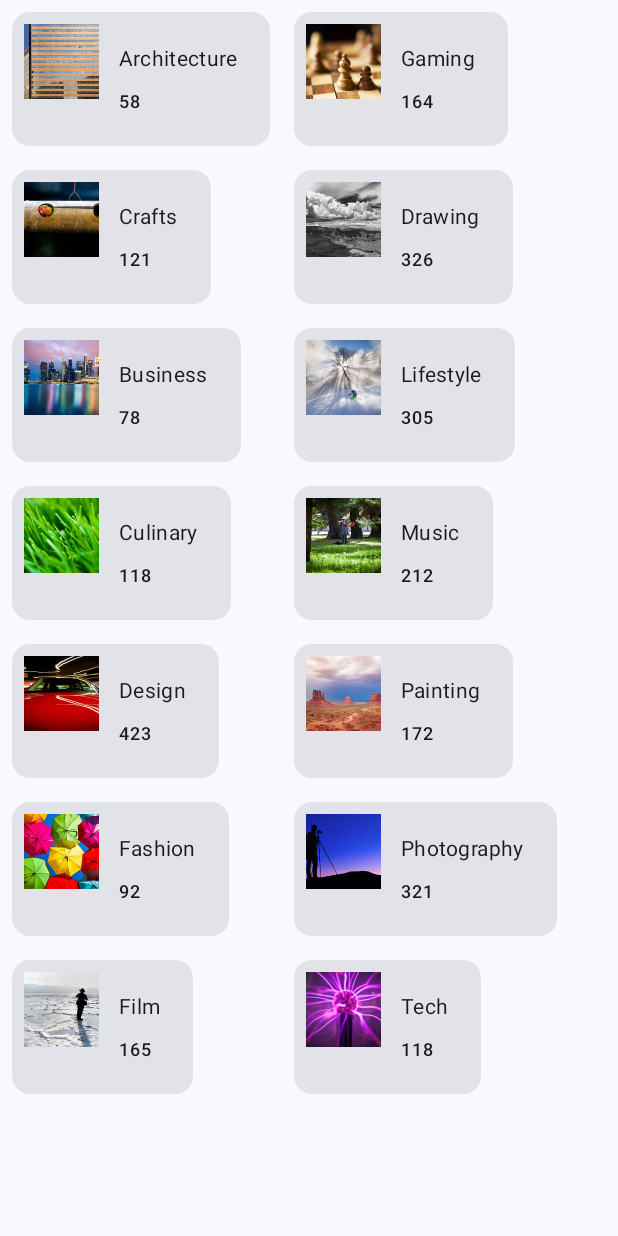
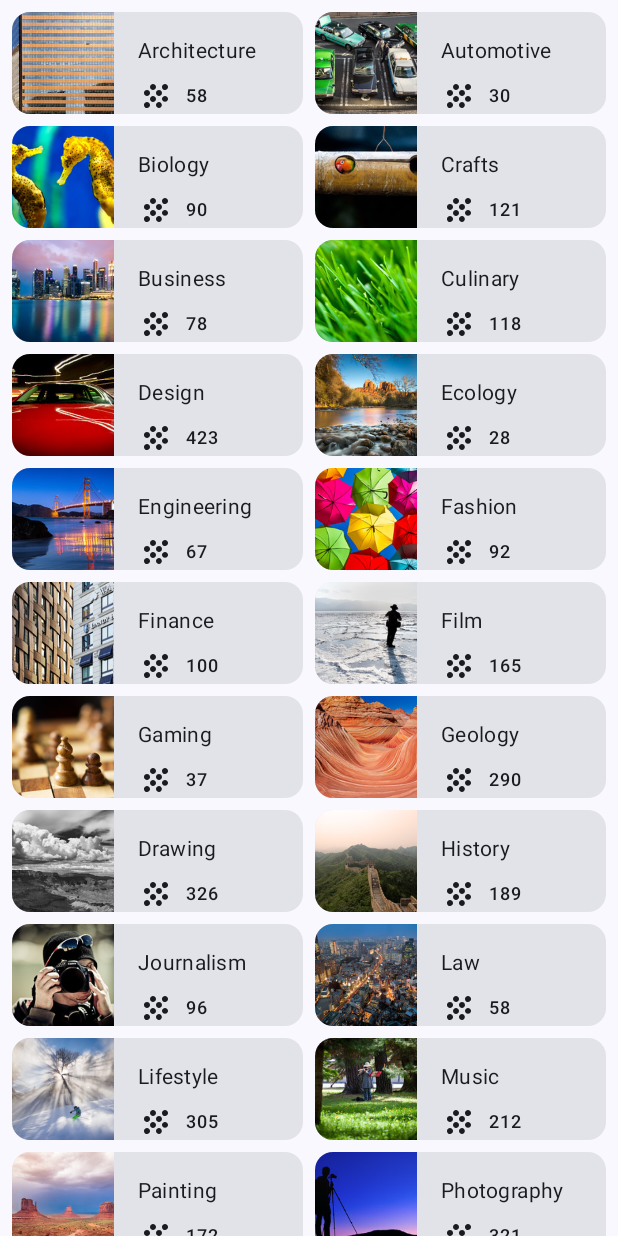
Before and after one commit to AntonVzdor/PracticalWork, an Android app built with Jetpack Compose: the screen it shows after launch (MainActivity), on a phone screen of 412 x 824 dp. Run offline under Robolectric (Android 15) with nearby library versions, the phone set to English and light mode, and no system bars.

Commit message:
седьмая практическая готова с подглядыванием

```diff
--- a/app/src/main/java/com/example/practicalwork/MainActivity.kt
+++ b/app/src/main/java/com/example/practicalwork/MainActivity.kt
@@ -5,27 +5,32 @@ import androidx.activity.ComponentActivity
 import androidx.activity.compose.setContent
 import androidx.activity.enableEdgeToEdge
 import androidx.compose.foundation.Image
+import androidx.compose.foundation.layout.Arrangement
 import androidx.compose.foundation.layout.Box
 import androidx.compose.foundation.layout.Column
 import androidx.compose.foundation.layout.Row
-import androidx.compose.foundation.layout.fillMaxHeight
+import androidx.compose.foundation.layout.aspectRatio
 import androidx.compose.foundation.layout.fillMaxSize
-import androidx.compose.foundation.layout.height
 import androidx.compose.foundation.layout.padding
-import androidx.compose.foundation.lazy.LazyColumn
-import androidx.compose.foundation.lazy.items
+import androidx.compose.foundation.layout.size
+import androidx.compose.foundation.lazy.grid.GridCells
+import androidx.compose.foundation.lazy.grid.LazyVerticalGrid
+import androidx.compose.foundation.lazy.grid.items
 import androidx.compose.material3.Card
+import androidx.compose.material3.Icon
 import androidx.compose.material3.MaterialTheme
 import androidx.compose.material3.Surface
 import androidx.compose.material3.Text
 import androidx.compose.runtime.Composable
+import androidx.compose.ui.Alignment
 import androidx.compose.ui.Modifier
-import androidx.compose.ui.platform.LocalContext
+import androidx.compose.ui.layout.ContentScale
+import androidx.compose.ui.res.dimensionResource
 import androidx.compose.ui.res.painterResource
+import androidx.compose.ui.res.stringResource
 import androidx.compose.ui.tooling.preview.Preview
 import androidx.compose.ui.unit.dp
-import com.example.practicalwork.data.DataSourseTwo
-import com.example.practicalwork.data.DatasourceOne
+import com.example.practicalwork.data.DataSource
 import com.example.practicalwork.model.Courses
 import com.example.practicalwork.ui.theme.PracticalWorkTheme
 
@@ -38,7 +43,11 @@ class MainActivity : ComponentActivity() {
                 Surface(
                     modifier = Modifier.fillMaxSize(),
                     color = MaterialTheme.colorScheme.background){
-                    CoursesApp()
+                    CoursesApp(modifier = Modifier.padding(
+                        start = dimensionResource(R.dimen.padding_small),
+                        top = dimensionResource(R.dimen.padding_small),
+                        end = dimensionResource(R.dimen.padding_small),
+                    ))
                 }
             }
         }
@@ -46,106 +55,70 @@ class MainActivity : ComponentActivity() {
 }
 
 @Composable
-fun CoursesApp() {
-    Row {
-        CoursesList(
-            coursesList = DatasourceOne().loadCourses(),
-        )
-        CoursesListTwo(
-            coursesList = DataSourseTwo().loadCourses(),
-        )
-    }
-}
-
-@Composable
-fun CoursesList(coursesList: List<Courses>, modifier: Modifier = Modifier) {
-    LazyColumn(modifier = modifier) {
-        items(coursesList) { courses ->
-                CoursesCardOne(
-                    courses = courses,
-                    modifier = Modifier.padding(8.dp)
-                )
+fun CoursesApp(modifier: Modifier = Modifier) {
+    LazyVerticalGrid(
+        columns = GridCells.Fixed(2),
+        verticalArrangement = Arrangement.spacedBy(dimensionResource(R.dimen.padding_small)),
+        horizontalArrangement = Arrangement.spacedBy(dimensionResource(R.dimen.padding_small)),
+        modifier = modifier
+    ) {
+        items(DataSource.course) { courses ->
+            CoursesCard(courses)
         }
     }
 }
 
 @Composable
-fun CoursesListTwo(coursesList: List<Courses>, modifier: Modifier = Modifier) {
-    LazyColumn(modifier = modifier) {
-        items(coursesList) { courses ->
-                CoursesCardTwo(
-                    courses = courses,
-                    modifier = Modifier.padding(8.dp)
-                )
-        }
-    }
-}
-
-@Composable
-fun CoursesCardOne(
-    courses: Courses, modifier: Modifier = Modifier
-) {
-    Card(modifier = modifier) {
-        Row(modifier = modifier) {
+fun CoursesCard(courses: Courses, modifier: Modifier = Modifier) {
+    Card {
+        Row {
                 Box {
                     Image(
                         painter = painterResource(id = courses.imageResourceId),
                         contentDescription = null,
+                        modifier = modifier
+                            .size(width = 68.dp, height = 68.dp)
+                            .aspectRatio(1f),
+                        contentScale = ContentScale.Crop
+                    )
+                }
+                Column {
+                    Text(
+                        text = stringResource(id = courses.stringResourceId),
+                        style = MaterialTheme.typography.bodyMedium,
+                        modifier = Modifier.padding(
+                            start = dimensionResource(R.dimen.padding_medium),
+                            top = dimensionResource(R.dimen.padding_medium),
+                            end = dimensionResource(R.dimen.padding_medium),
+                            bottom = dimensionResource(R.dimen.padding_small)
+                        )
+                    )
+                    Row(verticalAlignment = Alignment.CenterVertically) {
+                        Icon(
+                            painter = painterResource(R.drawable.ic_grain),
+                            contentDescription = null,
                             modifier = Modifier
-                    .fillMaxHeight()
-                    .height(50.dp)
-            )}
-            Column(modifier = modifier) {
-                Text(
-                    text = LocalContext.current.getString(courses.stringResourceId),
-                    modifier = Modifier.padding(5.dp),
-                    style = MaterialTheme.typography.bodyMedium
+                                .padding(start = dimensionResource(R.dimen.padding_medium))
                         )
                         Text(
                             text = courses.numberResourceId.toString(),
-                    modifier = Modifier.padding(5.dp),
-                    style = MaterialTheme.typography.labelMedium
+                            style = MaterialTheme.typography.labelMedium,
+                            modifier = Modifier.padding(start = dimensionResource(R.dimen.padding_small))
                         )
                     }
                 }
             }
         }
-
-@Composable
-fun CoursesCardTwo(
-    courses: Courses, modifier: Modifier = Modifier
-) {
-    Card(modifier = modifier) {
-        Row(modifier = modifier) {
-            Box {
-            Image(
-                painter = painterResource(id = courses.imageResourceId),
-                contentDescription = null,
-                modifier = Modifier
-                    .fillMaxHeight()
-                    .height(50.dp)
-            )}
-                Column(modifier = modifier) {
-                    Text(
-                        text = LocalContext.current.getString(courses.stringResourceId),
-                        modifier = Modifier.padding(5.dp),
-                        style = MaterialTheme.typography.bodyMedium
-                    )
-                    Text(
-                        text = courses.numberResourceId.toString(),
-                        modifier = Modifier.padding(5.dp),
-                        style = MaterialTheme.typography.labelMedium
-                    )
     }
-        }
-    }
-}
-
 
 @Preview
 @Composable
 fun GreetingPreview() {
     PracticalWorkTheme {
-        CoursesApp()
+        CoursesApp(modifier = Modifier.padding(
+            start = dimensionResource(R.dimen.padding_small),
+            top = dimensionResource(R.dimen.padding_small),
+            end = dimensionResource(R.dimen.padding_small),
+        ))
     }
 }
--- a/app/src/main/java/com/example/practicalwork/data/DataSource.kt
+++ b/app/src/main/java/com/example/practicalwork/data/DataSource.kt
@@ -4,17 +4,31 @@ import com.example.practicalwork.R
 import com.example.practicalwork.model.Courses
 
 
-class DatasourceOne {
-    fun loadCourses(): List<Courses> {
-        return listOf<Courses>(
+object DataSource {
+        val course = listOf(
             Courses(R.string.architecture, 58, R.drawable.architecture),
+            Courses(R.string.automotive, 30, R.drawable.automotive),
+            Courses(R.string.biology, 90, R.drawable.biology),
             Courses(R.string.crafts, 121, R.drawable.crafts),
             Courses(R.string.business, 78, R.drawable.business),
             Courses(R.string.culinary, 118, R.drawable.culinary),
             Courses(R.string.design, 423, R.drawable.design),
+            Courses(R.string.ecology, 28, R.drawable.ecology),
+            Courses(R.string.engineering, 67, R.drawable.engineering),
             Courses(R.string.fashion, 92, R.drawable.fashion),
+            Courses(R.string.finance, 100, R.drawable.finance),
             Courses(R.string.film, 165, R.drawable.film),
-
+            Courses(R.string.gaming, 37, R.drawable.gaming),
+            Courses(R.string.geology, 290, R.drawable.geology),
+            Courses(R.string.drawing, 326, R.drawable.drawing),
+            Courses(R.string.history, 189, R.drawable.history),
+            Courses(R.string.journalism, 96, R.drawable.journalism),
+            Courses(R.string.law, 58, R.drawable.law),
+            Courses(R.string.lifestyle, 305, R.drawable.lifestyle),
+            Courses(R.string.music, 212, R.drawable.music),
+            Courses(R.string.painting, 172, R.drawable.painting),
+            Courses(R.string.photography, 321, R.drawable.photography),
+            Courses(R.string.physics, 41, R.drawable.physics),
+            Courses(R.string.tech, 118, R.drawable.tech),
         )
-    }
 }
--- a/app/src/main/java/com/example/practicalwork/data/DataSourseTwo.kt
+++ /dev/null
@@ -1,18 +0,0 @@
-package com.example.practicalwork.data
-
-import com.example.practicalwork.R
-import com.example.practicalwork.model.Courses
-
-class DataSourseTwo {
-    fun loadCourses(): List<Courses> {
-        return listOf<Courses>(
-            Courses(R.string.gaming, 164, R.drawable.gaming),
-            Courses(R.string.drawing, 326, R.drawable.drawing),
-            Courses(R.string.lifestyle, 305, R.drawable.lifestyle),
-            Courses(R.string.music, 212, R.drawable.music),
-            Courses(R.string.painting, 172, R.drawable.painting),
-            Courses(R.string.photography, 321, R.drawable.photography),
-            Courses(R.string.tech, 118, R.drawable.tech)
-        )
-    }
-}
--- /dev/null
+++ b/app/src/main/res/values/dimens.xml
@@ -0,0 +1,5 @@
+<?xml version="1.0" encoding="utf-8"?>
+<resources>
+    <dimen name="padding_medium">16dp</dimen>
+    <dimen name="padding_small">8dp</dimen>
+</resources>
--- a/app/src/main/res/values/strings.xml
+++ b/app/src/main/res/values/strings.xml
@@ -1,17 +1,27 @@
 <resources>
-    <string name="app_name">PracticalWork</string>
+    <string name="app_name">Courses</string>
     <string name="architecture">Architecture</string>
+    <string name="automotive">Automotive</string>
+    <string name="biology">Biology</string>
     <string name="crafts">Crafts</string>
     <string name="business">Business</string>
     <string name="culinary">Culinary</string>
     <string name="design">Design</string>
+    <string name="ecology">Ecology</string>
+    <string name="engineering">Engineering</string>
     <string name="fashion">Fashion</string>
+    <string name="finance">Finance</string>
     <string name="film">Film</string>
     <string name="gaming">Gaming</string>
+    <string name="geology">Geology</string>
     <string name="drawing">Drawing</string>
+    <string name="history">History</string>
+    <string name="journalism">Journalism</string>
+    <string name="law">Law</string>
     <string name="lifestyle">Lifestyle</string>
     <string name="music">Music</string>
     <string name="painting">Painting</string>
     <string name="photography">Photography</string>
+    <string name="physics">physics</string>
     <string name="tech">Tech</string>
 </resources>
```
Lines whose indentation alone changed are shown as unchanged.
